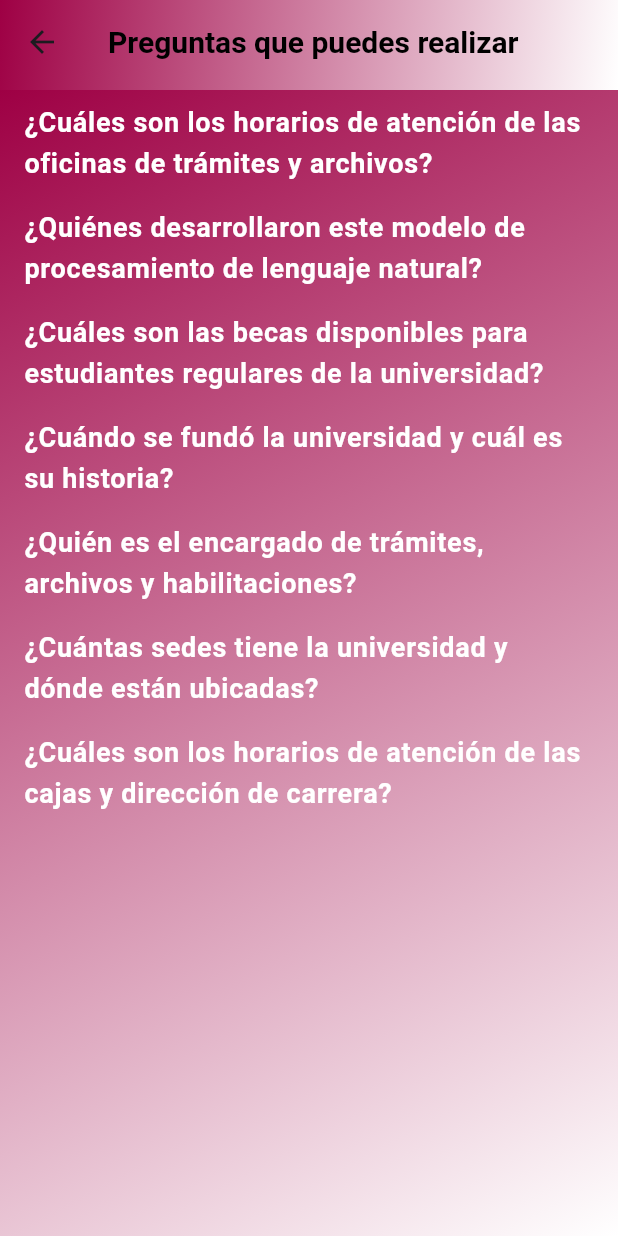
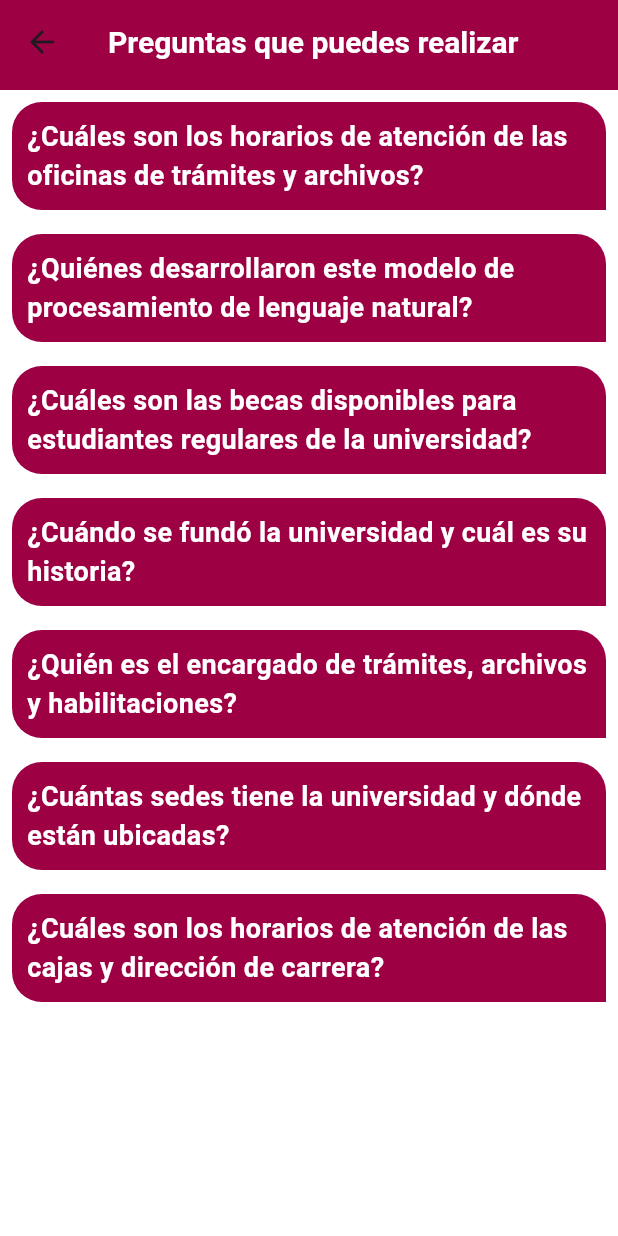
Before and after one commit to ElPanadero123/Flutter-procesamiento-del-lenguaje, a Flutter app: the QuestionsScreen screen opened directly with empty values, on a phone screen of 412 x 824 dp. Run offline on Flutter 3.47's test engine with Material 3 defaults, Android fonts, the light colour scheme and no system bars; our stand-ins replace cloud_firestore, firebase_auth, firebase_core, flutter_bloc, loading_animation_widget; missing offline and left inert: voice_to_text; accounts and stored records are empty; generated files the repository leaves out were written again.

Commit message:
Update QuestionsScreen.dart

```diff
--- a/lib/screens/Questions/QuestionsScreen.dart
+++ b/lib/screens/Questions/QuestionsScreen.dart
@@ -4,7 +4,7 @@ import 'package:natural_languaje_processing_mobile/models/user.dart';
 class QuestionsScreen extends StatelessWidget {
   final UserNLP user;
 
-  const QuestionsScreen({super.key, required this.user});
+  const QuestionsScreen({Key? key, required this.user}) : super(key: key);
 
   @override
   Widget build(BuildContext context) {
@@ -16,7 +16,7 @@ class QuestionsScreen extends StatelessWidget {
             textAlign: TextAlign.end,
             text: const TextSpan(
               style: TextStyle(
-                color: Colors.black,
+                color: Colors.white, // Blanco (invertido)
                 fontWeight: FontWeight.bold,
                 fontSize: 20.0,
               ),
@@ -27,31 +27,11 @@ class QuestionsScreen extends StatelessWidget {
               ],
             ),
           ),
-          flexibleSpace: Container(
-            decoration: const BoxDecoration(
-              gradient: LinearGradient(
-                begin: Alignment.topLeft,
-                end: Alignment.bottomRight,
-                colors: [
-                  Color.fromARGB(255, 158, 0, 68), // Rojo oscuro
-                  Colors.white, // Blanco
-                ],
-              ),
-            ),
-          ),
+          backgroundColor: Color(0xFF9E0044), // Rojo oscuro (invertido)
         ),
       ),
       body: Container(
-        decoration: const BoxDecoration(
-          gradient: LinearGradient(
-            begin: Alignment.topLeft,
-            end: Alignment.bottomRight,
-            colors: [
-              Color.fromARGB(255, 158, 0, 68), // Rojo oscuro
-              Colors.white, // Blanco
-            ],
-          ),
-        ),
+        color: Colors.white, // Blanco (invertido)
         child: Column(
           children: [
             Expanded(
@@ -80,17 +60,43 @@ class QuestionsList extends StatelessWidget {
     return ListView.builder(
       itemCount: questions.length,
       itemBuilder: (context, index) {
-        return ListTile(
-          title: Text(
-            questions[index],
-            style: const TextStyle(
-              fontSize: 18.0,
-              fontWeight: FontWeight.bold,
-              color: Colors.white,
-            ),
-          ),
+        return BubbleMessage(
+          message: questions[index],
         );
       },
     );
   }
 }
+
+class BubbleMessage extends StatelessWidget {
+  final String message;
+
+  const BubbleMessage({Key? key, required this.message}) : super(key: key);
+
+  @override
+  Widget build(BuildContext context) {
+    return Align(
+      alignment: Alignment.centerLeft,
+      child: Container(
+        padding: const EdgeInsets.all(10),
+        margin: const EdgeInsets.all(8),
+        decoration: BoxDecoration(
+          color: Color(0xFF9E0044), // Rojo oscuro (invertido)
+          borderRadius: BorderRadius.only(
+            topRight: Radius.circular(20),
+            topLeft: Radius.circular(20),
+            bottomLeft: Radius.circular(20),
+          ),
+        ),
+        child: Text(
+          message,
+          style: const TextStyle(
+            fontSize: 18.0,
+            fontWeight: FontWeight.bold,
+            color: Colors.white, // Blanco (invertido)
+          ),
+        ),
+      ),
+    );
+  }
+}
```
